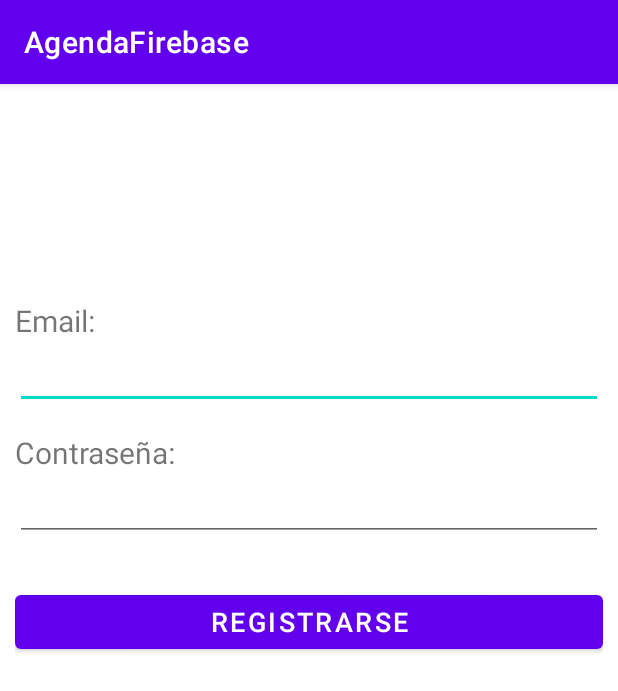
After one commit to CarlosRgz333/AgendaFireBase-Auth, an Android app: the RegistroActivity screen opened directly, with no data from a screen before it, on a phone screen of 412 x 824 dp. The commit adds this screen. Shown: the top 691 px of the screen. Run offline under Robolectric (Android 15) with nearby library versions, the phone set to English and light mode, and no system bars; our stand-ins replace Firebase (no records; nobody signed in at launch, a user with empty details on screens opened directly).

Commit message:
Utilizando Autorizacion

```diff
--- /dev/null
+++ b/app/src/main/res/layout/activity_registro.xml
@@ -0,0 +1,60 @@
+<?xml version="1.0" encoding="utf-8"?>
+<androidx.constraintlayout.widget.ConstraintLayout xmlns:android="http://schemas.android.com/apk/res/android"
+    xmlns:app="http://schemas.android.com/apk/res-auto"
+    xmlns:tools="http://schemas.android.com/tools"
+    android:layout_width="match_parent"
+    android:layout_height="match_parent"
+    tools:context=".RegistroActivity">
+    <LinearLayout
+        android:layout_width="match_parent"
+        android:layout_height="match_parent"
+        android:orientation="vertical"
+        android:padding="10dp">
+        <TextView
+            android:layout_width="match_parent"
+            android:layout_height="wrap_content"
+            android:gravity="center"
+            android:text="Registro"
+            android:textSize="40dp"
+            android:textColor="@color/white"
+            android:textStyle="bold"
+            android:layout_marginBottom="60dp"
+            android:layout_marginTop="20dp">
+        </TextView>
+        <TextView
+            android:layout_width="match_parent"
+            android:layout_height="wrap_content"
+            android:text="Email:"
+            android:textSize="20dp">
+        </TextView>
+        <EditText
+            android:layout_width="match_parent"
+            android:layout_height="wrap_content"
+            android:id="@+id/txtUsuario"
+            android:inputType="textEmailAddress"
+            android:layout_marginBottom="15dp">
+        </EditText>
+        <TextView
+            android:layout_width="match_parent"
+            android:layout_height="wrap_content"
+            android:text="Contraseña:"
+            android:textSize="20dp">
+        </TextView>
+        <EditText
+            android:layout_width="match_parent"
+            android:layout_height="wrap_content"
+            android:id="@+id/txtPass"
+            android:inputType="textPassword"
+            android:layout_marginBottom="30dp">
+        </EditText>
+        <Button
+            android:layout_width="match_parent"
+            android:layout_height="wrap_content"
+            android:id="@+id/btnIngresar"
+            android:text="Registrarse"
+            android:textSize="18dp"
+            android:layout_marginBottom="50dp">
+        </Button>
+    </LinearLayout>
+
+</androidx.constraintlayout.widget.ConstraintLayout>
```
Also changed, not shown: app/build.gradle (+8 -0 lines), app/src/main/AndroidManifest.xml (+7 -1 lines), app/src/main/java/com/example/agendafirebase/ListaActivity.java (+43 -5 lines), app/src/main/java/com/example/agendafirebase/RegistroActivity.java (added, +111 -0 lines), app/src/main/res/layout/activity_lista.xml (+10 -2 lines), app/src/main/res/values/strings.xml (+9 -0 lines).
